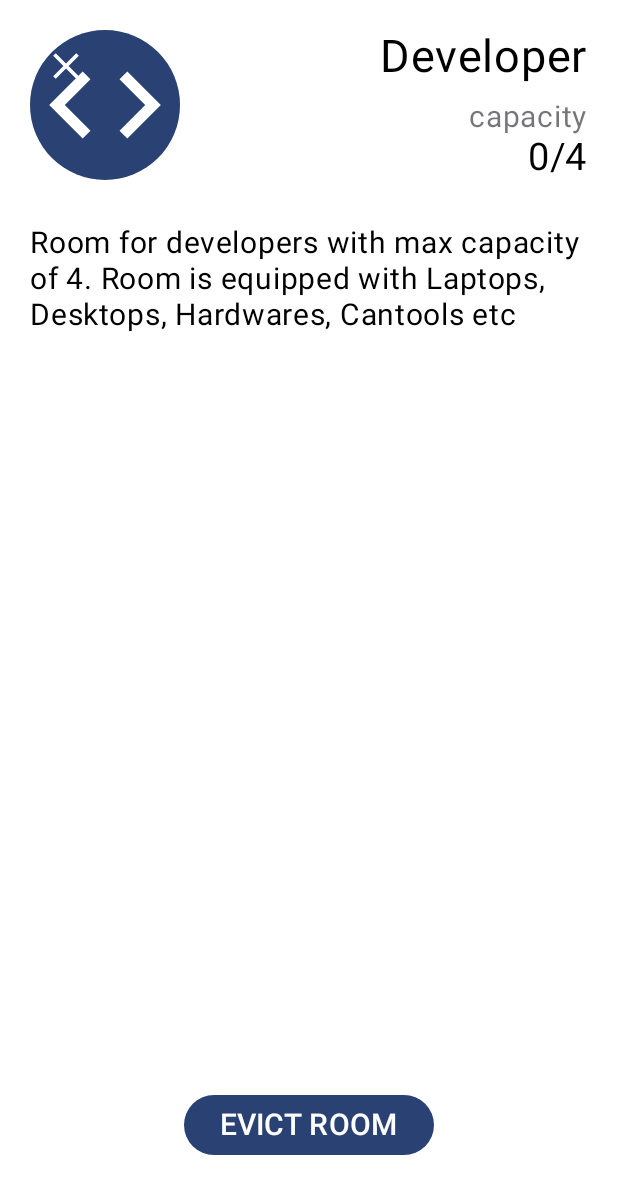
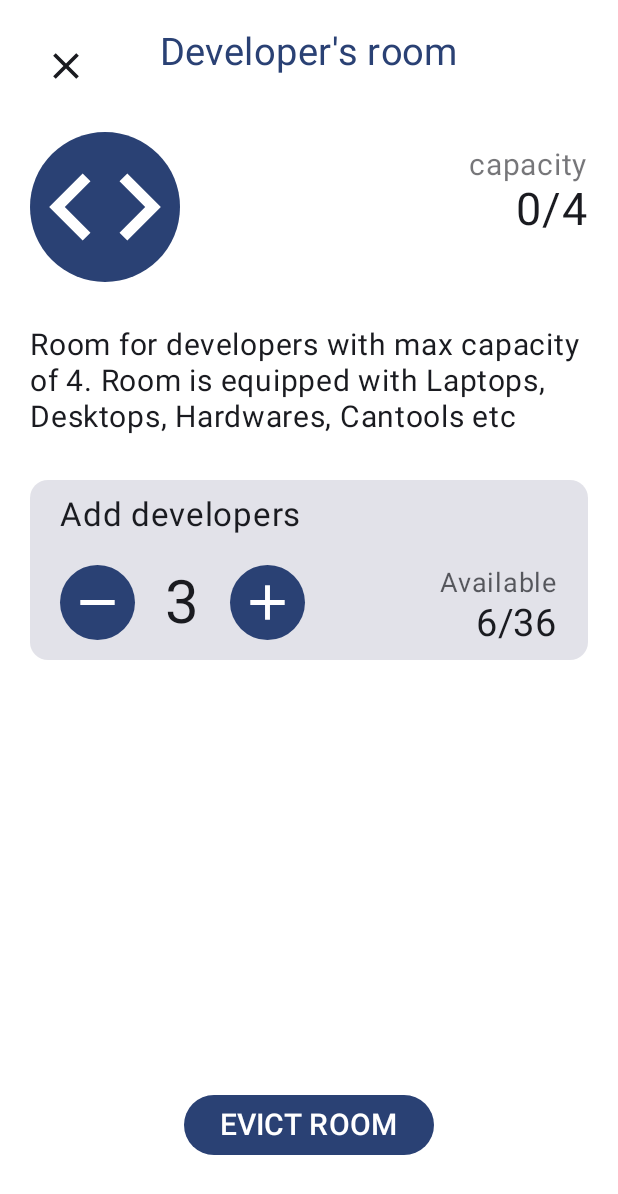
Before and after one commit to joshuajgomez/codeforce, an Android app built with Jetpack Compose: the @Preview function PreviewRoomView, on a phone screen of 412 x 824 dp. Shown: the top 1194 px of the screen. Run offline under Robolectric (Android 15) with nearby library versions, the phone set to English and light mode, and no system bars; our stand-ins replace constraintlayout-compose.

Commit message:
Add developers card

```diff
--- a/app/src/main/java/com/triplerock/codeforce/screens/Common.kt
+++ b/app/src/main/java/com/triplerock/codeforce/screens/Common.kt
@@ -1,5 +1,6 @@
 package com.triplerock.codeforce.screens
 
+import android.content.res.Configuration
 import androidx.compose.foundation.background
 import androidx.compose.foundation.layout.padding
 import androidx.compose.foundation.layout.size
@@ -7,7 +8,6 @@ import androidx.compose.foundation.shape.CircleShape
 import androidx.compose.material.icons.Icons
 import androidx.compose.material.icons.filled.Add
 import androidx.compose.material.icons.filled.AttachMoney
-import androidx.compose.material.icons.filled.BlurCircular
 import androidx.compose.material.icons.filled.Code
 import androidx.compose.material.icons.filled.EmojiFoodBeverage
 import androidx.compose.material.icons.filled.HealthAndSafety
@@ -21,6 +21,9 @@ import androidx.compose.ui.unit.dp
 import com.triplerock.codeforce.data.Room
 import com.triplerock.codeforce.data.RoomType
 import com.triplerock.codeforce.ui.theme.CodeForceTheme
+
+@Preview(uiMode = Configuration.UI_MODE_NIGHT_YES)
+annotation class DarkPreview
 
 @Preview
 @Composable
--- a/app/src/main/java/com/triplerock/codeforce/screens/RoomView.kt
+++ b/app/src/main/java/com/triplerock/codeforce/screens/RoomView.kt
@@ -1,21 +1,30 @@
 package com.triplerock.codeforce.screens
 
 import androidx.compose.foundation.background
+import androidx.compose.foundation.layout.Arrangement
+import androidx.compose.foundation.layout.Row
 import androidx.compose.foundation.layout.fillMaxSize
 import androidx.compose.foundation.layout.fillMaxWidth
+import androidx.compose.foundation.layout.height
 import androidx.compose.foundation.layout.padding
 import androidx.compose.foundation.layout.size
 import androidx.compose.foundation.shape.CircleShape
 import androidx.compose.material.icons.Icons
+import androidx.compose.material.icons.filled.Add
 import androidx.compose.material.icons.filled.Close
+import androidx.compose.material.icons.filled.Remove
 import androidx.compose.material3.Button
+import androidx.compose.material3.Card
 import androidx.compose.material3.Icon
 import androidx.compose.material3.IconButton
 import androidx.compose.material3.MaterialTheme.colorScheme
 import androidx.compose.material3.Text
 import androidx.compose.runtime.Composable
+import androidx.compose.ui.Alignment
 import androidx.compose.ui.Modifier
+import androidx.compose.ui.geometry.Size
 import androidx.compose.ui.tooling.preview.Preview
+import androidx.compose.ui.unit.Dp
 import androidx.compose.ui.unit.dp
 import androidx.compose.ui.unit.sp
 import androidx.constraintlayout.compose.ConstraintLayout
@@ -24,7 +33,7 @@ import com.triplerock.codeforce.data.RoomType
 import com.triplerock.codeforce.data.roomDescription
 import com.triplerock.codeforce.ui.theme.CodeForceTheme
 
-@Preview(showBackground = true)
+@DarkPreview
 @Composable
 fun PreviewRoomView() {
     CodeForceTheme {
@@ -49,6 +58,7 @@ fun RoomView(
             capacityRef,
             capacityLabelRef,
             descriptionRef,
+            addEmployeeRef,
             evictBtnRef
         ) = createRefs()
         CloseIcon(modifier = Modifier.constrainAs(closeIconRef) {
@@ -62,31 +72,39 @@ fun RoomView(
             }
             .size(100.dp),
             room = room)
-        Text(text = "${room.type}",
-            fontSize = 30.sp,
+        Text(text = "${room.type}'s room",
+            fontSize = 25.sp,
+            color = colorScheme.primary,
             modifier = Modifier.constrainAs(nameRef) {
+                start.linkTo(parent.start)
                 end.linkTo(parent.end)
-                top.linkTo(iconRef.top)
             })
         Text(text = "capacity",
             fontSize = 20.sp,
             color = colorScheme.onBackground.copy(alpha = 0.6f),
             modifier = Modifier.constrainAs(capacityLabelRef) {
                 end.linkTo(parent.end)
-                top.linkTo(nameRef.bottom, 10.dp)
+                top.linkTo(iconRef.top, 10.dp)
             })
         Text(text = "${room.count}/${room.capacity}",
-            fontSize = 25.sp,
+            fontSize = 30.sp,
+            color = colorScheme.onBackground,
             modifier = Modifier.constrainAs(capacityRef) {
                 end.linkTo(parent.end)
                 top.linkTo(capacityLabelRef.bottom)
             })
         Text(text = roomDescription(room.type),
             fontSize = 20.sp,
+            color = colorScheme.onBackground,
             modifier = Modifier.constrainAs(descriptionRef) {
                 start.linkTo(parent.start)
                 top.linkTo(iconRef.bottom, 30.dp)
             })
+        AddEmployeeView(modifier = Modifier.constrainAs(addEmployeeRef) {
+            start.linkTo(parent.start)
+            end.linkTo(parent.end)
+            top.linkTo(descriptionRef.bottom, 30.dp)
+        })
         Button(
             onClick = { onEvictButtonClick() },
             modifier = Modifier.constrainAs(evictBtnRef) {
@@ -99,16 +117,94 @@ fun RoomView(
     }
 }
 
+@DarkPreview
 @Composable
-fun CloseIcon(modifier: Modifier = Modifier, onClick: () -> Unit) {
-    IconButton(onClick = { onClick() }) {
+fun PreviewAddEmployeeView(modifier: Modifier = Modifier) {
+    CodeForceTheme {
+        AddEmployeeView()
+    }
+}
+
+@Composable
+fun AddEmployeeView(modifier: Modifier = Modifier) {
+    Card(modifier = modifier) {
+        ConstraintLayout(
+            modifier = Modifier
+                .fillMaxWidth()
+                .padding(horizontal = 20.dp, vertical = 10.dp)
+        ) {
+            val (textRef, btnRef, availableLabelRef, availableRef) = createRefs()
+            Text(text = "Add developers",
+                fontSize = 22.sp,
+                modifier = Modifier.constrainAs(textRef) {
+                    start.linkTo(parent.start)
+                })
+            NumberSelector(modifier = Modifier.constrainAs(btnRef) {
+                start.linkTo(parent.start)
+                top.linkTo(textRef.bottom, 20.dp)
+            })
+            Text(text = "Available",
+                fontSize = 18.sp,
+                color = colorScheme.onBackground.copy(alpha = 0.7f),
+                modifier = Modifier.constrainAs(availableLabelRef) {
+                    end.linkTo(parent.end)
+                    top.linkTo(btnRef.top)
+                })
+            Text(text = "6/36",
+                fontSize = 25.sp,
+                modifier = Modifier.constrainAs(availableRef) {
+                    end.linkTo(parent.end)
+                    top.linkTo(availableLabelRef.bottom)
+                })
+        }
+    }
+}
+
+@DarkPreview
+@Composable
+fun NumberSelector(
+    modifier: Modifier = Modifier,
+    onAddPress: () -> Unit = {},
+    onMinusPress: () -> Unit = {},
+    iconSize: Dp = 50.dp
+) {
+    Row(
+        modifier = modifier,
+        verticalAlignment = Alignment.CenterVertically,
+        horizontalArrangement = Arrangement.spacedBy(20.dp)
+    ) {
         Icon(
-            imageVector = Icons.Default.Close,
+            imageVector = Icons.Default.Remove,
             contentDescription = null,
             tint = colorScheme.onPrimary,
-            modifier = modifier
-                .size(50.dp)
+            modifier = Modifier
+                .size(iconSize)
+                .background(colorScheme.primary, CircleShape)
+                .padding(5.dp)
+        )
+        Text(text = "3", fontSize = (iconSize.value-10).sp)
+        Icon(
+            imageVector = Icons.Default.Add,
+            contentDescription = null,
+            tint = colorScheme.onPrimary,
+            modifier = Modifier
+                .size(iconSize)
+                .background(colorScheme.primary, CircleShape)
                 .padding(5.dp)
         )
     }
 }
+
+@Composable
+fun CloseIcon(modifier: Modifier = Modifier, onClick: () -> Unit) {
+    IconButton(onClick = { onClick() }, modifier = modifier) {
+        Icon(
+            imageVector = Icons.Default.Close,
+            contentDescription = null,
+            modifier = Modifier
+                .size(50.dp)
+                .padding(5.dp),
+            tint = colorScheme.onBackground
+        )
+    }
+}
```
